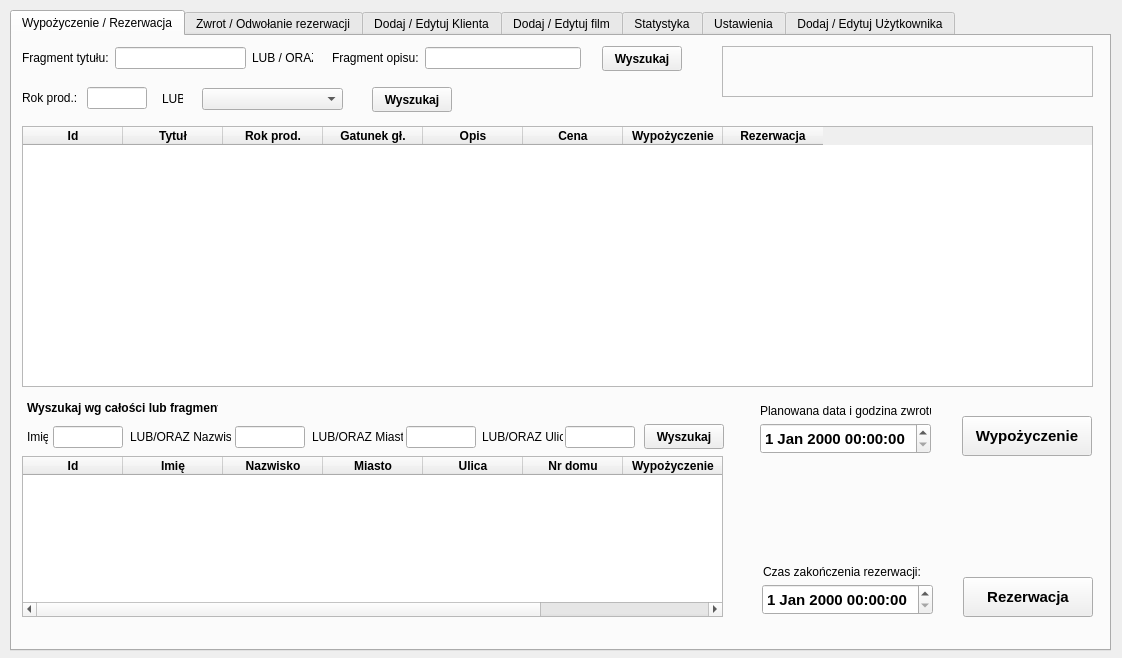
The window that RentDVD/wypozyczalnia.ui (ekspensum/CPP_Projects) describes before a commit, drawn with Qt 5.
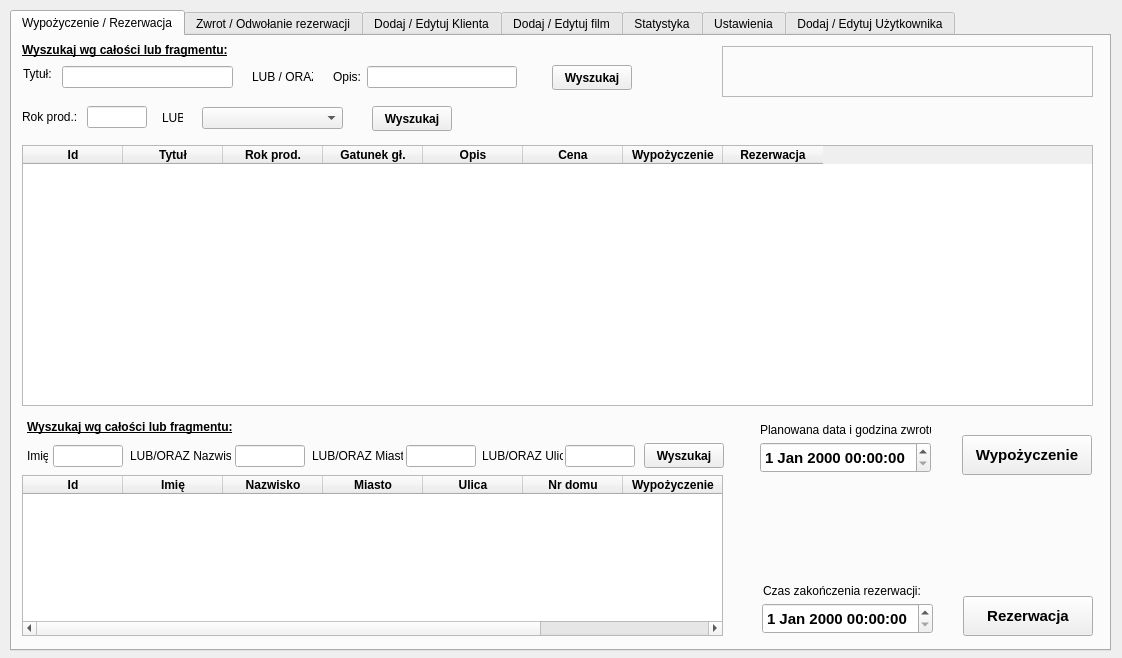
The same window after the commit. The open tabs and pages were chosen to show the change.

Patch:
```diff
--- a/RentDVD/wypozyczalnia.ui
+++ b/RentDVD/wypozyczalnia.ui
@@ -25,6 +25,24 @@
      <height>641</height>
     </rect>
    </property>
+   <property name="sizePolicy">
+    <sizepolicy hsizetype="Preferred" vsizetype="Preferred">
+     <horstretch>0</horstretch>
+     <verstretch>0</verstretch>
+    </sizepolicy>
+   </property>
+   <property name="minimumSize">
+    <size>
+     <width>1101</width>
+     <height>641</height>
+    </size>
+   </property>
+   <property name="sizeIncrement">
+    <size>
+     <width>0</width>
+     <height>0</height>
+    </size>
+   </property>
    <property name="font">
     <font>
      <weight>50</weight>
@@ -35,7 +53,22 @@
     <enum>QTabWidget::Rounded</enum>
    </property>
    <property name="currentIndex">
-    <number>4</number>
+    <number>6</number>
+   </property>
+   <property name="elideMode">
+    <enum>Qt::ElideNone</enum>
+   </property>
+   <property name="documentMode">
+    <bool>false</bool>
+   </property>
+   <property name="tabsClosable">
+    <bool>false</bool>
+   </property>
+   <property name="movable">
+    <bool>false</bool>
+   </property>
+   <property name="tabBarAutoHide">
+    <bool>false</bool>
    </property>
    <widget class="QWidget" name="tabWypozyczenie">
     <attribute name="title">
@@ -45,7 +78,7 @@
      <property name="geometry">
       <rect>
        <x>10</x>
-       <y>90</y>
+       <y>109</y>
        <width>1071</width>
        <height>261</height>
       </rect>
@@ -143,7 +176,7 @@
      <property name="geometry">
       <rect>
        <x>190</x>
-       <y>52</y>
+       <y>71</y>
        <width>141</width>
        <height>22</height>
       </rect>
@@ -153,7 +186,7 @@
      <property name="geometry">
       <rect>
        <x>360</x>
-       <y>51</y>
+       <y>70</y>
        <width>80</width>
        <height>25</height>
       </rect>
@@ -172,7 +205,7 @@
      <property name="geometry">
       <rect>
        <x>240</x>
-       <y>9</y>
+       <y>28</y>
        <width>61</width>
        <height>25</height>
       </rect>
@@ -184,8 +217,8 @@
     <widget class="QPushButton" name="pushButtonWyszukajTytulOpis">
      <property name="geometry">
       <rect>
-       <x>590</x>
-       <y>10</y>
+       <x>540</x>
+       <y>29</y>
        <width>80</width>
        <height>25</height>
       </rect>
@@ -204,7 +237,7 @@
      <property name="geometry">
       <rect>
        <x>150</x>
-       <y>50</y>
+       <y>69</y>
        <width>21</width>
        <height>25</height>
       </rect>
@@ -249,7 +282,7 @@
      <property name="geometry">
       <rect>
        <x>950</x>
-       <y>380</y>
+       <y>399</y>
        <width>130</width>
        <height>40</height>
       </rect>
@@ -306,7 +339,7 @@
      <property name="geometry">
       <rect>
        <x>951</x>
-       <y>541</y>
+       <y>560</y>
        <width>130</width>
        <height>40</height>
       </rect>
@@ -322,75 +355,11 @@
       <string>Rezerwacja</string>
      </property>
     </widget>
-    <widget class="QWidget" name="layoutWidget4">
-     <property name="geometry">
-      <rect>
-       <x>320</x>
-       <y>10</y>
-       <width>249</width>
-       <height>24</height>
-      </rect>
-     </property>
-     <layout class="QGridLayout" name="gridLayout_8">
-      <item row="0" column="0">
-       <widget class="QLabel" name="label_13">
-        <property name="text">
-         <string>Fragment opisu:</string>
-        </property>
-        <property name="buddy">
-         <cstring>lineEditOpisWyszukaj</cstring>
-        </property>
-       </widget>
-      </item>
-      <item row="0" column="1">
-       <widget class="QLineEdit" name="lineEditOpisWyszukaj">
-        <property name="minimumSize">
-         <size>
-          <width>150</width>
-          <height>0</height>
-         </size>
-        </property>
-       </widget>
-      </item>
-     </layout>
-    </widget>
-    <widget class="QWidget" name="layoutWidget2">
-     <property name="geometry">
-      <rect>
-       <x>10</x>
-       <y>10</y>
-       <width>224</width>
-       <height>24</height>
-      </rect>
-     </property>
-     <layout class="QGridLayout" name="gridLayout_9">
-      <item row="0" column="0">
-       <widget class="QLabel" name="label_12">
-        <property name="text">
-         <string>Fragment tytułu:</string>
-        </property>
-        <property name="buddy">
-         <cstring>lineEditTytulWyszukaj</cstring>
-        </property>
-       </widget>
-      </item>
-      <item row="0" column="1">
-       <widget class="QLineEdit" name="lineEditTytulWyszukaj">
-        <property name="minimumSize">
-         <size>
-          <width>120</width>
-          <height>0</height>
-         </size>
-        </property>
-       </widget>
-      </item>
-     </layout>
-    </widget>
     <widget class="QWidget" name="layoutWidget3">
      <property name="geometry">
       <rect>
        <x>10</x>
-       <y>50</y>
+       <y>69</y>
        <width>125</width>
        <height>24</height>
       </rect>
@@ -425,7 +394,7 @@
      <property name="geometry">
       <rect>
        <x>10</x>
-       <y>420</y>
+       <y>439</y>
        <width>701</width>
        <height>161</height>
       </rect>
@@ -523,7 +492,7 @@
      <property name="geometry">
       <rect>
        <x>41</x>
-       <y>390</y>
+       <y>409</y>
        <width>70</width>
        <height>22</height>
       </rect>
@@ -533,7 +502,7 @@
      <property name="geometry">
       <rect>
        <x>223</x>
-       <y>390</y>
+       <y>409</y>
        <width>70</width>
        <height>22</height>
       </rect>
@@ -543,7 +512,7 @@
      <property name="geometry">
       <rect>
        <x>394</x>
-       <y>390</y>
+       <y>409</y>
        <width>70</width>
        <height>22</height>
       </rect>
@@ -553,7 +522,7 @@
      <property name="geometry">
       <rect>
        <x>553</x>
-       <y>390</y>
+       <y>409</y>
        <width>70</width>
        <height>22</height>
       </rect>
@@ -563,7 +532,7 @@
      <property name="geometry">
       <rect>
        <x>15</x>
-       <y>390</y>
+       <y>409</y>
        <width>21</width>
        <height>22</height>
       </rect>
@@ -576,7 +545,7 @@
      <property name="geometry">
       <rect>
        <x>118</x>
-       <y>390</y>
+       <y>409</y>
        <width>101</width>
        <height>22</height>
       </rect>
@@ -589,7 +558,7 @@
      <property name="geometry">
       <rect>
        <x>300</x>
-       <y>390</y>
+       <y>409</y>
        <width>91</width>
        <height>22</height>
       </rect>
@@ -602,7 +571,7 @@
      <property name="geometry">
       <rect>
        <x>470</x>
-       <y>390</y>
+       <y>409</y>
        <width>81</width>
        <height>22</height>
       </rect>
@@ -615,7 +584,7 @@
      <property name="geometry">
       <rect>
        <x>632</x>
-       <y>388</y>
+       <y>407</y>
        <width>80</width>
        <height>25</height>
       </rect>
@@ -634,8 +603,8 @@
      <property name="geometry">
       <rect>
        <x>15</x>
-       <y>364</y>
-       <width>191</width>
+       <y>383</y>
+       <width>211</width>
        <height>16</height>
       </rect>
      </property>
@@ -643,6 +612,7 @@
       <font>
        <weight>75</weight>
        <bold>true</bold>
+       <underline>true</underline>
       </font>
      </property>
      <property name="text">
@@ -653,7 +623,7 @@
      <property name="geometry">
       <rect>
        <x>748</x>
-       <y>387</y>
+       <y>406</y>
        <width>171</width>
        <height>31</height>
       </rect>
@@ -670,7 +640,7 @@
      <property name="geometry">
       <rect>
        <x>748</x>
-       <y>367</y>
+       <y>386</y>
        <width>171</width>
        <height>16</height>
       </rect>
@@ -683,7 +653,7 @@
      <property name="geometry">
       <rect>
        <x>751</x>
-       <y>528</y>
+       <y>547</y>
        <width>171</width>
        <height>16</height>
       </rect>
@@ -696,7 +666,7 @@
      <property name="geometry">
       <rect>
        <x>750</x>
-       <y>548</y>
+       <y>567</y>
        <width>171</width>
        <height>31</height>
       </rect>
@@ -709,6 +679,90 @@
       </font>
      </property>
     </widget>
+    <widget class="QLabel" name="label_73">
+     <property name="geometry">
+      <rect>
+       <x>10</x>
+       <y>6</y>
+       <width>211</width>
+       <height>16</height>
+      </rect>
+     </property>
+     <property name="font">
+      <font>
+       <weight>75</weight>
+       <bold>true</bold>
+       <underline>true</underline>
+      </font>
+     </property>
+     <property name="text">
+      <string>Wyszukaj wg całości lub fragmentu:</string>
+     </property>
+    </widget>
+    <widget class="QLabel" name="label_12">
+     <property name="geometry">
+      <rect>
+       <x>11</x>
+       <y>30</y>
+       <width>29</width>
+       <height>16</height>
+      </rect>
+     </property>
+     <property name="text">
+      <string>Tytuł:</string>
+     </property>
+     <property name="buddy">
+      <cstring>lineEditTytulWyszukaj</cstring>
+     </property>
+    </widget>
+    <widget class="QLineEdit" name="lineEditTytulWyszukaj">
+     <property name="geometry">
+      <rect>
+       <x>50</x>
+       <y>30</y>
+       <width>171</width>
+       <height>22</height>
+      </rect>
+     </property>
+     <property name="minimumSize">
+      <size>
+       <width>120</width>
+       <height>0</height>
+      </size>
+     </property>
+    </widget>
+    <widget class="QLabel" name="label_13">
+     <property name="geometry">
+      <rect>
+       <x>321</x>
+       <y>33</y>
+       <width>31</width>
+       <height>16</height>
+      </rect>
+     </property>
+     <property name="text">
+      <string>Opis:</string>
+     </property>
+     <property name="buddy">
+      <cstring>lineEditOpisWyszukaj</cstring>
+     </property>
+    </widget>
+    <widget class="QLineEdit" name="lineEditOpisWyszukaj">
+     <property name="geometry">
+      <rect>
+       <x>355</x>
+       <y>30</y>
+       <width>150</width>
+       <height>22</height>
+      </rect>
+     </property>
+     <property name="minimumSize">
+      <size>
+       <width>150</width>
+       <height>0</height>
+      </size>
+     </property>
+    </widget>
    </widget>
    <widget class="QWidget" name="tabZwrotOdwolanieRezerwacji">
     <attribute name="title">
```
Left out of the diff: 86 changed lines with no effect on the pictures.
